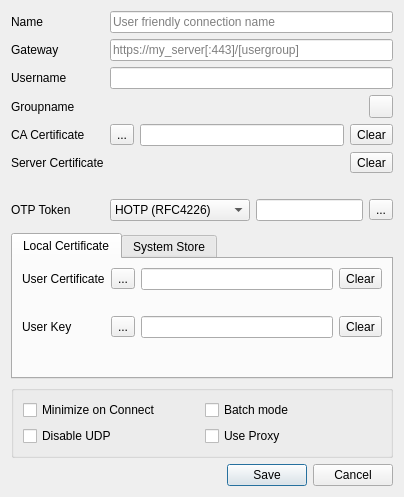
The window that src/dialog/editdialog.ui (openconnect/openconnect-gui) describes before a commit, drawn with Qt 5.
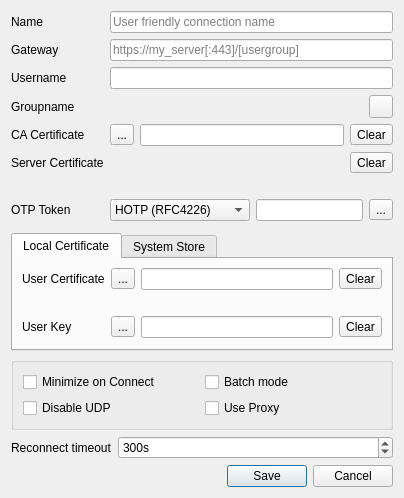
The same window after the commit. Icons and pictures are not drawn.

Commit message: Allow user change reconnect timeout (resolve #85)

What changed in the file:
```diff
--- a/src/dialog/editdialog.ui
+++ b/src/dialog/editdialog.ui
@@ -410,6 +410,37 @@
      </layout>
     </widget>
    </item>
+   <item>
+    <layout class="QFormLayout" name="formLayout">
+     <item row="1" column="0">
+      <widget class="QLabel" name="reconnectTimeoutLabel">
+       <property name="text">
+        <string>Reconnect timeout</string>
+       </property>
+      </widget>
+     </item>
+     <item row="1" column="1">
+      <widget class="QSpinBox" name="reconnectTimeoutSpinBox">
+       <property name="toolTip">
+        <string>Keep reconnect attempts until so much seconds are elapsed.
+The default timeout is 300 seconds, which means that openconnect can recover VPN connection after a temporary network down time of 300 seconds.</string>
+       </property>
+       <property name="suffix">
+        <string>s</string>
+       </property>
+       <property name="minimum">
+        <number>1</number>
+       </property>
+       <property name="maximum">
+        <number>1000</number>
+       </property>
+       <property name="value">
+        <number>300</number>
+       </property>
+      </widget>
+     </item>
+    </layout>
+   </item>
    <item>
     <widget class="QDialogButtonBox" name="buttonBox">
      <property name="orientation">
```
The commit also changes 4 other files.
